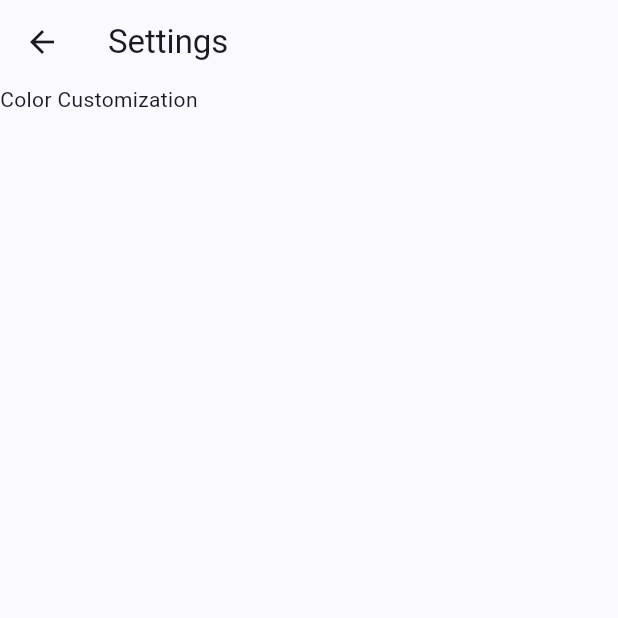
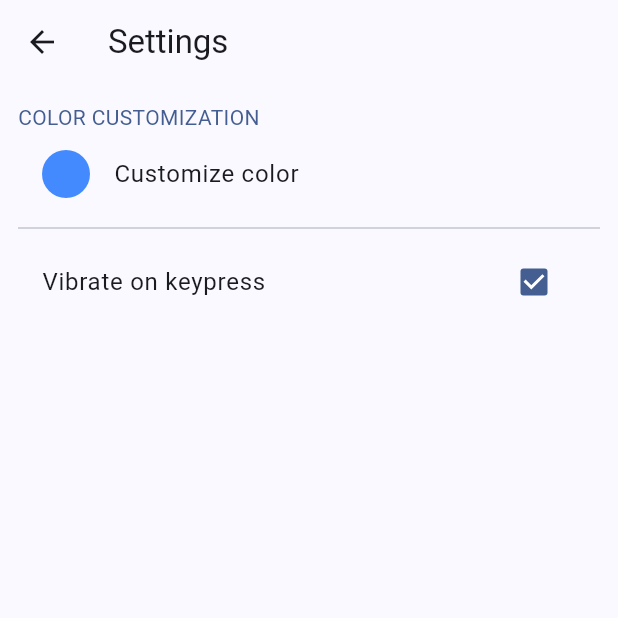
Before and after one commit to Faizan-26/calculator_app, a Flutter app: the SettingScreen screen opened directly, on a phone screen of 412 x 824 dp, the top half of it. Run offline on Flutter 3.47's test engine with Material 3 defaults, Android fonts, the phone set to English and light mode, and no system bars; our stand-ins replace flutter_riverpod, math_expressions, wakelock; missing offline and left inert: color_picker_field.

```diff
--- a/lib/main.dart
+++ b/lib/main.dart
@@ -1,35 +1,28 @@
-import 'package:calculator_app/screen/calc_screen.dart';
+import 'package:calculator_app/provider/theme_provider.dart';
+import 'package:calculator_app/screen/calculator_screen.dart';
 import 'package:flutter/material.dart';
+import 'package:flutter_riverpod/flutter_riverpod.dart';
 
 void main() {
-  runApp(const MyApp());
+  runApp(const ProviderScope(child: MyApp()));
 }
 
-class MyApp extends StatelessWidget {
-  const MyApp({super.key});
+class MyApp extends ConsumerWidget {
+  const MyApp({Key? key}) : super(key: key);
 
   @override
-  Widget build(BuildContext context) {
+  Widget build(BuildContext context, WidgetRef ref) {
+    final colorPro = ref.watch(colorProvider).color;
+
     return MaterialApp(
       debugShowCheckedModeBanner: false,
       title: 'Calculator App',
       theme: ThemeData(
-        colorScheme: ColorScheme.fromSeed(seedColor: Colors.blueAccent),
-        useMaterial3: true,
+        colorScheme: ColorScheme.fromSeed(
+          seedColor: colorPro,
+        ),
       ),
-      home: Scaffold(
-        appBar: AppBar(
-          actions: [
-            IconButton(
-                onPressed: () {}, icon: const Icon(Icons.history_toggle_off)),
-            IconButton(onPressed: () {}, icon: const Icon(Icons.settings)),
-            IconButton(onPressed: () {}, icon: const Icon(Icons.info_outline)),
-            IconButton(
-                onPressed: () {}, icon: const Icon(Icons.more_vert_rounded)),
-          ],
-        ),
-        body: const CalcScreen(),
-      ),
+      home: const CalculatorScreen(),
     );
   }
 }
--- /dev/null
+++ b/lib/provider/theme_provider.dart
@@ -0,0 +1,19 @@
+
+import 'package:flutter/material.dart';
+import 'package:flutter_riverpod/flutter_riverpod.dart';
+
+class ColorProvider extends ChangeNotifier {
+
+Color _themeColor = const Color.fromARGB(255, 68, 138, 255);
+
+  Color get color => _themeColor;
+
+  void changeColor(Color color) {
+    _themeColor = color;
+    notifyListeners();
+  }
+}
+
+final colorProvider = ChangeNotifierProvider<ColorProvider>((ref) {
+  return ColorProvider();
+});
--- a/lib/screen/setting_screen.dart
+++ b/lib/screen/setting_screen.dart
@@ -1,20 +1,109 @@
 import 'package:flutter/material.dart';
+import 'package:flutter_riverpod/flutter_riverpod.dart';
+import 'package:calculator_app/provider/theme_provider.dart';
+import 'package:color_picker_field/color_picker_field.dart';
+import 'package:wakelock/wakelock.dart';
 
-class SettingScreen extends StatelessWidget {
-  const SettingScreen({super.key});
+class SettingScreen extends ConsumerStatefulWidget {
+  const SettingScreen({Key? key}) : super(key: key);
+
+  @override
+  SettingScreenState createState() => SettingScreenState();
+}
+
+class SettingScreenState extends ConsumerState<SettingScreen> {
+  late bool wakeLock;
+  late Color selectedColor;
+
+  @override
+  void initState() {
+    super.initState();
+    wakeLock = true;
+    selectedColor = ref.watch(colorProvider).color;
+  }
 
   @override
   Widget build(BuildContext context) {
     return Scaffold(
-        appBar: AppBar(
-          title: const Text('Settings'),
+      appBar: AppBar(
+        title: const Text('Settings'),
+      ),
+      body: Padding(
+        padding: const EdgeInsets.all(12.0),
+        child: Column(
+          crossAxisAlignment: CrossAxisAlignment.start,
+          children: [
+            Text(
+              "COLOR CUSTOMIZATION",
+              style: Theme.of(context).textTheme.bodyMedium!.copyWith(
+                    color: Theme.of(context).colorScheme.primary,
+                  ),
+            ),
+            ListTile(
+              leading: Container(
+                height: 32,
+                width: 32,
+                decoration: BoxDecoration(
+                  color: selectedColor,
+                  borderRadius: BorderRadius.circular(30),
+                ),
+              ),
+              enableFeedback: true,
+              title: const Text('Customize color'),
+              onTap: () {
+                showDialog(
+                  context: context,
+                  builder: (context) {
+                    return AlertDialog(
+                      title: const Text('Customize color'),
+                      content: Column(
+                        mainAxisSize: MainAxisSize.min,
+                        children: [
+                          const Text('Select a color'),
+                          ColorPicker(
+                            currentColor: selectedColor,
+                            onChange: (value) {
+                              setState(() {
+                                selectedColor = value;
+                              });
+                            },
+                          )
+                        ],
+                      ),
+                      actions: [
+                        TextButton(
+                          onPressed: () {
+                            final container = ProviderContainer();
+                            container
+                                .read(colorProvider.notifier)
+                                .changeColor(selectedColor);
+                            container.dispose();
+                            Navigator.of(context).pop();
+                          },
+                          child: const Text('Select'),
+                        ),
+                      ],
+                    );
+                  },
+                );
+              },
+            ),
+            const Divider(),
+            CheckboxListTile.adaptive(
+              value: wakeLock,
+              onChanged: (val) {
+                if (val != null) {
+                  setState(() {
+                    wakeLock = val;
+                    Wakelock.toggle(enable: val);
+                  });
+                }
+              },
+              title: const Text('Vibrate on keypress'),
+            )
+          ],
         ),
-        body: const Column(
-          children: [
-            Text('Color Customization',style: TextStyle(
-
-            ),),
-          ],
-        ));
+      ),
+    );
   }
 }
```
Also changed, not shown: lib/screen/calculator_screen.dart (added, +33 -0 lines), lib/widgets/operator_button.dart (+0 -32 lines), pubspec.yaml (+6 -4 lines), pubspec.lock, 1 other file.
